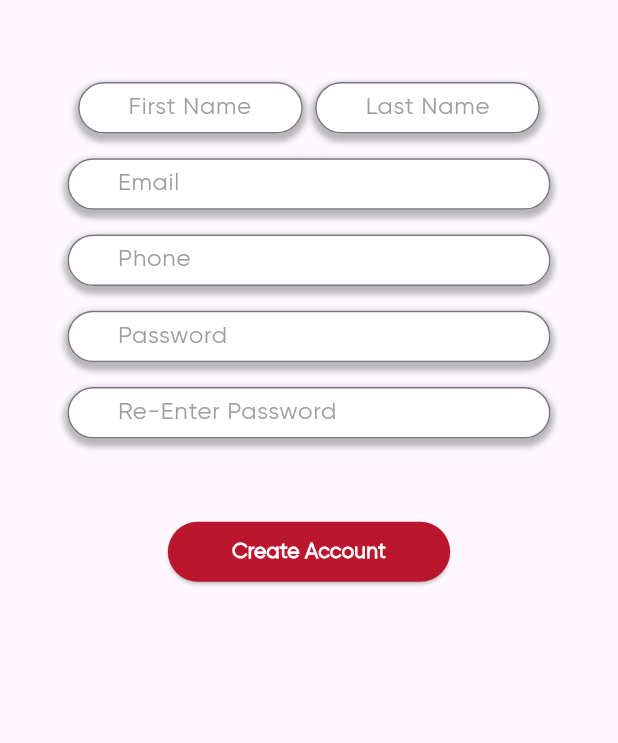
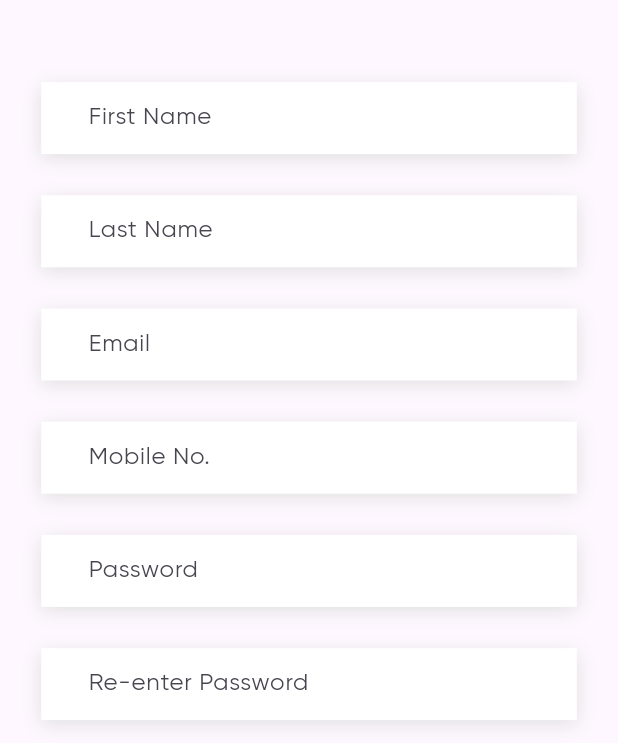
Before and after one commit to RamG222/offerswala, a Flutter app: the SignUp screen opened directly, on a phone screen of 412 x 824 dp, the part 493-1236 px from its top. Run offline on Flutter 3.47's test engine with Material 3 defaults, Android fonts, the light colour scheme and no system bars; our stand-ins replace flutter_image_slideshow, geocoding, geolocator, page_transition, page_view_dot_indicator.

Commit message:
final Login and Signup screen

```diff
--- a/lib/main.dart
+++ b/lib/main.dart
@@ -1,4 +1,5 @@
 import 'package:flutter/material.dart';
+import 'package:offerswala/screens/home/home.dart';
 import 'package:offerswala/screens/splash_screen.dart';
 
 void main() {
@@ -15,7 +16,7 @@ class MyApp extends StatelessWidget {
       await precacheImage(AssetImage("assets/images/logo.png"), context);
       await precacheImage(AssetImage("assets/images/01.gif"), context);
       await precacheImage(AssetImage("assets/images/02.gif"), context);
-      await   precacheImage(AssetImage("assets/images/03.gif"), context);
+      await precacheImage(AssetImage("assets/images/03.gif"), context);
     }
 
     loadImages();
@@ -25,8 +26,9 @@ class MyApp extends StatelessWidget {
         //setting deafult font
         fontFamily: 'Gilroy',
         useMaterial3: true,
+        primaryColor: const Color(0xffBA172F),
       ),
-      home: const SplashScreen(),
+      home: const Home(),
     );
   }
 }
--- a/lib/screens/home/home.dart
+++ b/lib/screens/home/home.dart
@@ -138,7 +138,7 @@ class _HomeState extends State<Home> {
                   child: Column(
                     children: [
                       const top_search_bar(),
-                      topDealsBar(),
+                      TopDealsBar(),
                       const Image_slider(),
                       const categories_widget(),
                       // SizedBox(height: mQHeight / 100),
--- a/lib/screens/home/top_deals_bar.dart
+++ b/lib/screens/home/top_deals_bar.dart
@@ -1,6 +1,6 @@
 import 'package:flutter/material.dart';
 
-class topDealsBar extends StatelessWidget {
+class TopDealsBar extends StatelessWidget {
   var dataFromAPI = [
     '10-30 %',
     'Flash Deals',
--- a/lib/screens/signup.dart
+++ b/lib/screens/signup.dart
@@ -2,6 +2,7 @@
 
 import 'package:flutter/material.dart';
 import 'package:offerswala/screens/first_location_access.dart';
+import 'package:page_transition/page_transition.dart';
 
 class SignUp extends StatefulWidget {
   const SignUp({super.key});
@@ -24,8 +25,7 @@ class _SignUpState extends State<SignUp> {
     var emailController = TextEditingController();
     var phoneController = TextEditingController();
 
-    return SafeArea(
-      child: Scaffold(
+    return Scaffold(
       body: SingleChildScrollView(
         child: Form(
           key: signupFormKey,
@@ -33,13 +33,13 @@ class _SignUpState extends State<SignUp> {
             children: [
               Stack(
                 children: [
-                    Container(
+                  Image.asset(
+                    "assets/images/signup/high.png",
                     width: mQWidth,
-                      child: Image.asset("assets/images/signup/high.png"),
                   ),
                   Container(
-                      margin: EdgeInsets.fromLTRB(
-                          mQWidth / 10, mQHeight / 4.3, 0, 0),
+                    margin:
+                        EdgeInsets.fromLTRB(mQWidth / 10, mQHeight / 4.3, 0, 0),
                     child: Row(
                       children: [
                         Container(
@@ -61,279 +61,210 @@ class _SignUpState extends State<SignUp> {
                 ],
               ),
               SizedBox(height: mQHeight / 15),
-                Row(
-                  mainAxisAlignment: MainAxisAlignment.center,
-                  children: [
               Container(
-                      width: mQHeight / 5.5,
-                      height: mQHeight / 24,
                 decoration: BoxDecoration(
-                          color: Colors.white,
-                          borderRadius: BorderRadius.circular(30),
                   boxShadow: [
                     BoxShadow(
-                              color: Colors.grey.withOpacity(0.5),
-                              spreadRadius: 2,
-                              blurRadius: 3,
-                              offset: const Offset(0, 3),
-                            )
-                          ]),
-                      child: Container(
-                        decoration: BoxDecoration(
-                          color: Colors.white,
-                          borderRadius: BorderRadius.circular(30),
-                          boxShadow: [
-                            BoxShadow(
-                              color: Colors.grey.withOpacity(0.5),
-                              spreadRadius: 2,
-                              blurRadius: 3,
-                              offset: const Offset(0, 3),
+                      color: const Color.fromARGB(255, 224, 224, 224),
+                      blurRadius: 10,
+                      offset: Offset(0, 3),
                     ),
                   ],
                 ),
+                margin: EdgeInsets.symmetric(horizontal: mQWidth / 15),
                 child: TextFormField(
                   controller: firstNameController,
                   keyboardType: TextInputType.name,
                   decoration: InputDecoration(
+                    fillColor: Color.fromARGB(255, 255, 255, 255),
+                    filled: true,
+                    enabledBorder: InputBorder.none,
+                    focusedBorder: InputBorder.none,
+                    hintText: 'First Name',
                     contentPadding:
-                                EdgeInsets.only(left: mQHeight / 28),
-                            hintText: "First Name",
-                            hintStyle: TextStyle(color: Colors.grey),
-                            border: OutlineInputBorder(
-                              borderRadius: BorderRadius.circular(30),
+                        EdgeInsets.symmetric(horizontal: mQWidth / 15),
+                  ),
+                ),
+              ),
+              SizedBox(height: mQHeight / 30),
+              Container(
+                decoration: BoxDecoration(
+                  boxShadow: [
+                    BoxShadow(
+                      color: const Color.fromARGB(255, 224, 224, 224),
+                      blurRadius: 10,
+                      offset: Offset(0, 3),
+                    ),
+                  ],
+                ),
+                margin: EdgeInsets.symmetric(horizontal: mQWidth / 15),
+                child: TextFormField(
+                  controller: lastNameController,
+                  keyboardType: TextInputType.name,
+                  decoration: InputDecoration(
+                    fillColor: Color.fromARGB(255, 255, 255, 255),
+                    filled: true,
+                    enabledBorder: InputBorder.none,
+                    focusedBorder: InputBorder.none,
+                    hintText: 'Last Name',
+                    contentPadding:
+                        EdgeInsets.symmetric(horizontal: mQWidth / 15),
+                  ),
+                ),
+              ),
+              SizedBox(height: mQHeight / 30),
+              Container(
+                decoration: BoxDecoration(
+                  boxShadow: [
+                    BoxShadow(
+                      color: const Color.fromARGB(255, 224, 224, 224),
+                      blurRadius: 10,
+                      offset: Offset(0, 3),
+                    ),
+                  ],
+                ),
+                margin: EdgeInsets.symmetric(horizontal: mQWidth / 15),
+                child: TextFormField(
+                  controller: emailController,
+                  keyboardType: TextInputType.emailAddress,
+                  decoration: InputDecoration(
+                    fillColor: Color.fromARGB(255, 255, 255, 255),
+                    filled: true,
+                    enabledBorder: InputBorder.none,
+                    focusedBorder: InputBorder.none,
+                    hintText: 'Email',
+                    contentPadding:
+                        EdgeInsets.symmetric(horizontal: mQWidth / 15),
+                  ),
+                ),
+              ),
+              SizedBox(height: mQHeight / 30),
+              Container(
+                decoration: BoxDecoration(
+                  boxShadow: [
+                    BoxShadow(
+                      color: const Color.fromARGB(255, 224, 224, 224),
+                      blurRadius: 10,
+                      offset: Offset(0, 3),
+                    ),
+                  ],
+                ),
+                margin: EdgeInsets.symmetric(horizontal: mQWidth / 15),
+                child: TextFormField(
+                  controller: phoneController,
+                  keyboardType: TextInputType.number,
+                  decoration: InputDecoration(
+                    fillColor: Color.fromARGB(255, 255, 255, 255),
+                    filled: true,
+                    enabledBorder: InputBorder.none,
+                    focusedBorder: InputBorder.none,
+                    hintText: 'Mobile No.',
+                    contentPadding:
+                        EdgeInsets.symmetric(horizontal: mQWidth / 15),
+                  ),
+                ),
+              ),
+              SizedBox(height: mQHeight / 30),
+              Container(
+                decoration: BoxDecoration(
+                  boxShadow: [
+                    BoxShadow(
+                      color: const Color.fromARGB(255, 224, 224, 224),
+                      blurRadius: 10,
+                      offset: Offset(0, 3),
+                    ),
+                  ],
+                ),
+                margin: EdgeInsets.symmetric(horizontal: mQWidth / 15),
+                child: TextFormField(
+                  obscureText: true,
+                  decoration: InputDecoration(
+                    fillColor: Color.fromARGB(255, 255, 255, 255),
+                    filled: true,
+                    enabledBorder: InputBorder.none,
+                    focusedBorder: InputBorder.none,
+                    hintText: 'Password',
+                    contentPadding:
+                        EdgeInsets.symmetric(horizontal: mQWidth / 15),
+                  ),
+                ),
+              ),
+              SizedBox(height: mQHeight / 30),
+              Container(
+                decoration: BoxDecoration(
+                  boxShadow: [
+                    BoxShadow(
+                      color: const Color.fromARGB(255, 224, 224, 224),
+                      blurRadius: 10,
+                      offset: Offset(0, 3),
+                    ),
+                  ],
+                ),
+                margin: EdgeInsets.symmetric(horizontal: mQWidth / 15),
+                child: TextFormField(
+                  obscureText: true,
+                  decoration: InputDecoration(
+                    fillColor: Color.fromARGB(255, 255, 255, 255),
+                    filled: true,
+                    enabledBorder: InputBorder.none,
+                    focusedBorder: InputBorder.none,
+                    hintText: 'Re-enter Password',
+                    contentPadding:
+                        EdgeInsets.symmetric(horizontal: mQWidth / 15),
+                  ),
+                ),
+              ),
+              SizedBox(height: mQHeight / 25),
+              ElevatedButton(
+                style: ElevatedButton.styleFrom(
+                  backgroundColor: const Color(0xffBA172F),
+                  shape: RoundedRectangleBorder(
+                      borderRadius: BorderRadius.circular(9)),
+                ),
+                onPressed: () {},
+                child: Padding(
+                  padding: EdgeInsets.symmetric(
+                    horizontal: mQWidth / 4,
+                    vertical: mQHeight / 70,
+                  ),
+                  child: const Text(
+                    'Create Account',
+                    style: TextStyle(
+                      color: Colors.white,
+                      fontWeight: FontWeight.bold,
                     ),
                   ),
                 ),
               ),
+              SizedBox(
+                height: mQHeight / 40,
               ),
-                    SizedBox(width: mQWidth / 50),
-                    Container(
-                      width: mQHeight / 5.5,
-                      height: mQHeight / 24,
-                      decoration: BoxDecoration(
-                          color: Colors.white,
-                          borderRadius: BorderRadius.circular(30),
-                          boxShadow: [
-                            BoxShadow(
-                              color: Colors.grey.withOpacity(0.5),
-                              spreadRadius: 2,
-                              blurRadius: 3,
-                              offset: const Offset(0, 3),
-                            )
-                          ]),
-                      child: Container(
-                        decoration: BoxDecoration(
-                          color: Colors.white,
-                          borderRadius: BorderRadius.circular(30),
-                          boxShadow: [
-                            BoxShadow(
-                              color: Colors.grey.withOpacity(0.5),
-                              spreadRadius: 2,
-                              blurRadius: 3,
-                              offset: const Offset(0, 3),
+              Row(
+                mainAxisAlignment: MainAxisAlignment.center,
+                children: [
+                  const Text(
+                    'Already Have a account ?',
+                    style: TextStyle(fontWeight: FontWeight.bold, fontSize: 15),
                   ),
-                          ],
-                        ),
-                        child: TextFormField(
-                          controller: lastNameController,
-                          keyboardType: TextInputType.name,
-                          decoration: InputDecoration(
-                            contentPadding:
-                                EdgeInsets.only(left: mQHeight / 28),
-                            hintText: "Last Name",
-                            hintStyle: TextStyle(color: Colors.grey),
-                            border: OutlineInputBorder(
-                              borderRadius: BorderRadius.circular(30),
-                            ),
-                          ),
+                  TextButton(
+                    onPressed: () {
+                      Navigator.of(context).pop();
+                    },
+                    child: const Text(
+                      'Login',
+                      style: TextStyle(
+                        fontWeight: FontWeight.bold,
+                        fontSize: 17,
+                        color: const Color(0xffBA172F),
                       ),
                     ),
                   ),
                 ],
               ),
-                SizedBox(height: mQHeight / 50),
-                Container(
-                  height: mQHeight / 24,
-                  margin: const EdgeInsets.symmetric(horizontal: 45),
-                  decoration: BoxDecoration(
-                      color: Colors.white,
-                      borderRadius: BorderRadius.circular(30),
-                      boxShadow: [
-                        BoxShadow(
-                          color: Colors.grey.withOpacity(0.5),
-                          spreadRadius: 2,
-                          blurRadius: 3,
-                          offset: const Offset(0, 3),
-                        )
-                      ]),
-                  child: Container(
-                    decoration: BoxDecoration(
-                      color: Colors.white,
-                      borderRadius: BorderRadius.circular(30),
-                      boxShadow: [
-                        BoxShadow(
-                          color: Colors.grey.withOpacity(0.5),
-                          spreadRadius: 2,
-                          blurRadius: 3,
-                          offset: const Offset(0, 3),
+              SizedBox(
+                height: mQHeight / 25,
               ),
             ],
-                    ),
-                    child: TextFormField(
-                      controller: emailController,
-                      keyboardType: TextInputType.emailAddress,
-                      decoration: InputDecoration(
-                        contentPadding: EdgeInsets.only(left: mQHeight / 28),
-                        hintText: "Email",
-                        hintStyle: TextStyle(color: Colors.grey),
-                        border: OutlineInputBorder(
-                          borderRadius: BorderRadius.circular(30),
-                        ),
-                      ),
-                    ),
-                  ),
-                ),
-                SizedBox(height: mQHeight / 50),
-                Container(
-                  height: mQHeight / 24,
-                  margin: const EdgeInsets.symmetric(horizontal: 45),
-                  decoration: BoxDecoration(
-                      color: Colors.white,
-                      borderRadius: BorderRadius.circular(30),
-                      boxShadow: [
-                        BoxShadow(
-                          color: Colors.grey.withOpacity(0.5),
-                          spreadRadius: 2,
-                          blurRadius: 3,
-                          offset: const Offset(0, 3),
-                        )
-                      ]),
-                  child: Container(
-                    decoration: BoxDecoration(
-                      color: Colors.white,
-                      borderRadius: BorderRadius.circular(30),
-                      boxShadow: [
-                        BoxShadow(
-                          color: Colors.grey.withOpacity(0.5),
-                          spreadRadius: 2,
-                          blurRadius: 3,
-                          offset: const Offset(0, 3),
-                        ),
-                      ],
-                    ),
-                    child: TextFormField(
-                      controller: phoneController,
-                      keyboardType: TextInputType.phone,
-                      decoration: InputDecoration(
-                        contentPadding: EdgeInsets.only(left: mQHeight / 28),
-                        hintText: "Phone",
-                        hintStyle: TextStyle(color: Colors.grey),
-                        border: OutlineInputBorder(
-                          borderRadius: BorderRadius.circular(30),
-                        ),
-                      ),
-                    ),
-                  ),
-                ),
-                SizedBox(height: mQHeight / 50),
-                Container(
-                  height: mQHeight / 24,
-                  margin: const EdgeInsets.symmetric(horizontal: 45),
-                  decoration: BoxDecoration(
-                      color: Colors.white,
-                      borderRadius: BorderRadius.circular(30),
-                      boxShadow: [
-                        BoxShadow(
-                          color: Colors.grey.withOpacity(0.5),
-                          spreadRadius: 2,
-                          blurRadius: 3,
-                          offset: const Offset(0, 3),
-                        )
-                      ]),
-                  child: Container(
-                    decoration: BoxDecoration(
-                      color: Colors.white,
-                      borderRadius: BorderRadius.circular(30),
-                      boxShadow: [
-                        BoxShadow(
-                          color: Colors.grey.withOpacity(0.5),
-                          spreadRadius: 2,
-                          blurRadius: 3,
-                          offset: const Offset(0, 3),
-                        ),
-                      ],
-                    ),
-                    child: TextFormField(
-                      controller: firstNameController,
-                      obscureText: true,
-                      decoration: InputDecoration(
-                        contentPadding: EdgeInsets.only(left: mQHeight / 28),
-                        hintText: "Password",
-                        hintStyle: TextStyle(color: Colors.grey),
-                        border: OutlineInputBorder(
-                          borderRadius: BorderRadius.circular(30),
-                        ),
-                      ),
-                    ),
-                  ),
-                ),
-                SizedBox(height: mQHeight / 50),
-                Container(
-                  height: mQHeight / 24,
-                  margin: const EdgeInsets.symmetric(horizontal: 45),
-                  decoration: BoxDecoration(
-                      color: Colors.white,
-                      borderRadius: BorderRadius.circular(30),
-                      boxShadow: [
-                        BoxShadow(
-                          color: Colors.grey.withOpacity(0.5),
-                          spreadRadius: 2,
-                          blurRadius: 3,
-                          offset: const Offset(0, 3),
-                        )
-                      ]),
-                  child: Container(
-                    decoration: BoxDecoration(
-                      color: Colors.white,
-                      borderRadius: BorderRadius.circular(30),
-                      boxShadow: [
-                        BoxShadow(
-                          color: Colors.grey.withOpacity(0.5),
-                          spreadRadius: 2,
-                          blurRadius: 3,
-                          offset: const Offset(0, 3),
-                        ),
-                      ],
-                    ),
-                    child: TextFormField(
-                      decoration: InputDecoration(
-                        contentPadding: EdgeInsets.only(left: mQHeight / 28),
-                        hintText: "Re-Enter Password",
-                        hintStyle: TextStyle(color: Colors.grey),
-                        border: OutlineInputBorder(
-                          borderRadius: BorderRadius.circular(30),
-                        ),
-                      ),
-                    ),
-                  ),
-                ),
-                SizedBox(height: mQHeight / 16),
-                ElevatedButton(
-                  style: ElevatedButton.styleFrom(
-                    backgroundColor: const Color(0xffBA172F),
-                  ),
-                  onPressed: () {},
-                  child: Padding(
-                    padding: EdgeInsets.symmetric(horizontal: mQWidth / 22),
-                    child: const Text(
-                      'Create Account',
-                      style: TextStyle(
-                          color: Colors.white, fontWeight: FontWeight.bold),
-                    ),
-                  ),
-                ),
-              ],
-            ),
           ),
         ),
       ),
```
Also changed, not shown: lib/screens/login.dart (+136 -147 lines), assets/images/icons/facebook.png (deleted), assets/images/icons/fb.webp (added), assets/images/icons/google.png. Lines whose indentation alone changed are shown as unchanged.
